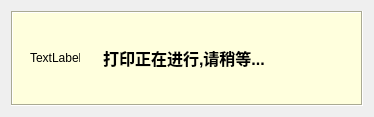
First picture: the form in PRT/QWaiting.ui, repository DR-Pharm/QPrinter, before the edit.
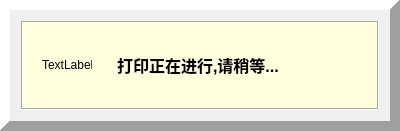
Second picture: the form after the edit.

The edit to the form file:
```diff
--- a/PRT/QWaiting.ui
+++ b/PRT/QWaiting.ui
@@ -6,8 +6,8 @@
    <rect>
     <x>0</x>
     <y>0</y>
-    <width>374</width>
-    <height>117</height>
+    <width>400</width>
+    <height>131</height>
    </rect>
   </property>
   <property name="minimumSize">
@@ -28,7 +28,31 @@
   <property name="windowTitle">
    <string>QWaiting</string>
   </property>
-  <layout class="QVBoxLayout" name="verticalLayout">
+  <layout class="QHBoxLayout" name="horizontalLayout_3">
+   <property name="leftMargin">
+    <number>0</number>
+   </property>
+   <property name="topMargin">
+    <number>0</number>
+   </property>
+   <property name="rightMargin">
+    <number>0</number>
+   </property>
+   <property name="bottomMargin">
+    <number>0</number>
+   </property>
+   <item>
+    <widget class="QFrame" name="frame_2">
+     <property name="frameShape">
+      <enum>QFrame::Panel</enum>
+     </property>
+     <property name="frameShadow">
+      <enum>QFrame::Raised</enum>
+     </property>
+     <property name="lineWidth">
+      <number>10</number>
+     </property>
+     <layout class="QHBoxLayout" name="horizontalLayout_2">
    <item>
     <widget class="QFrame" name="frame">
      <property name="autoFillBackground">
@@ -109,6 +133,9 @@
         <property name="text">
          <string>打印正在进行,请稍等...</string>
         </property>
+          </widget>
+         </item>
+        </layout>
        </widget>
       </item>
      </layout>
```
Lines whose indentation alone changed are shown as unchanged.
